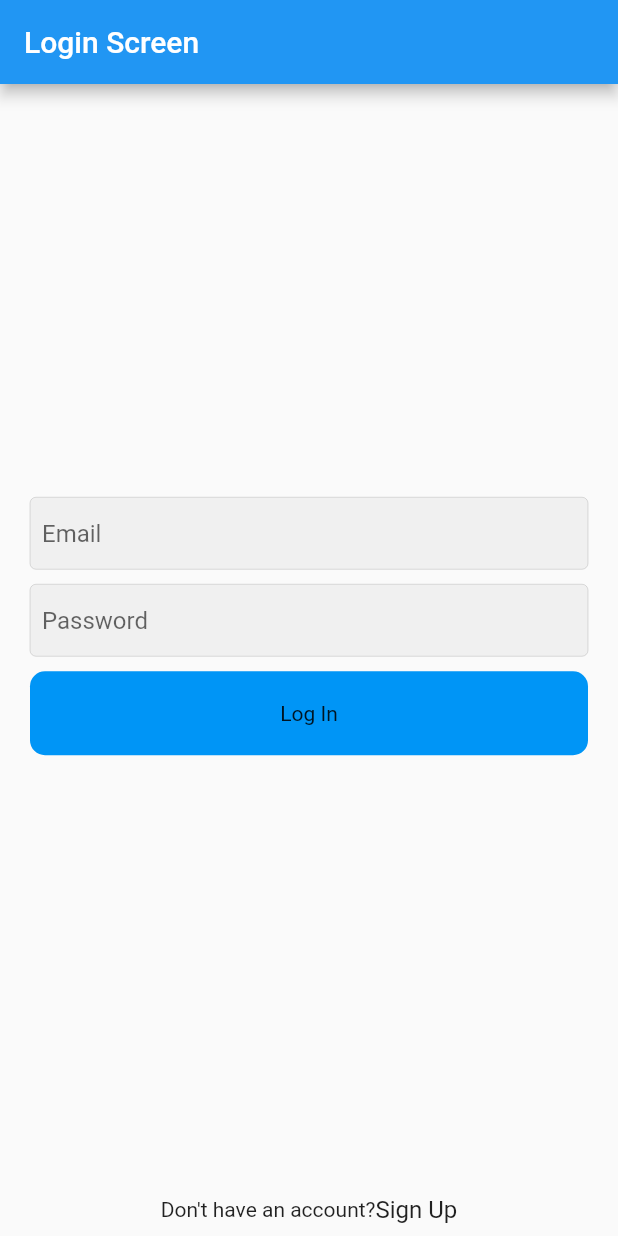
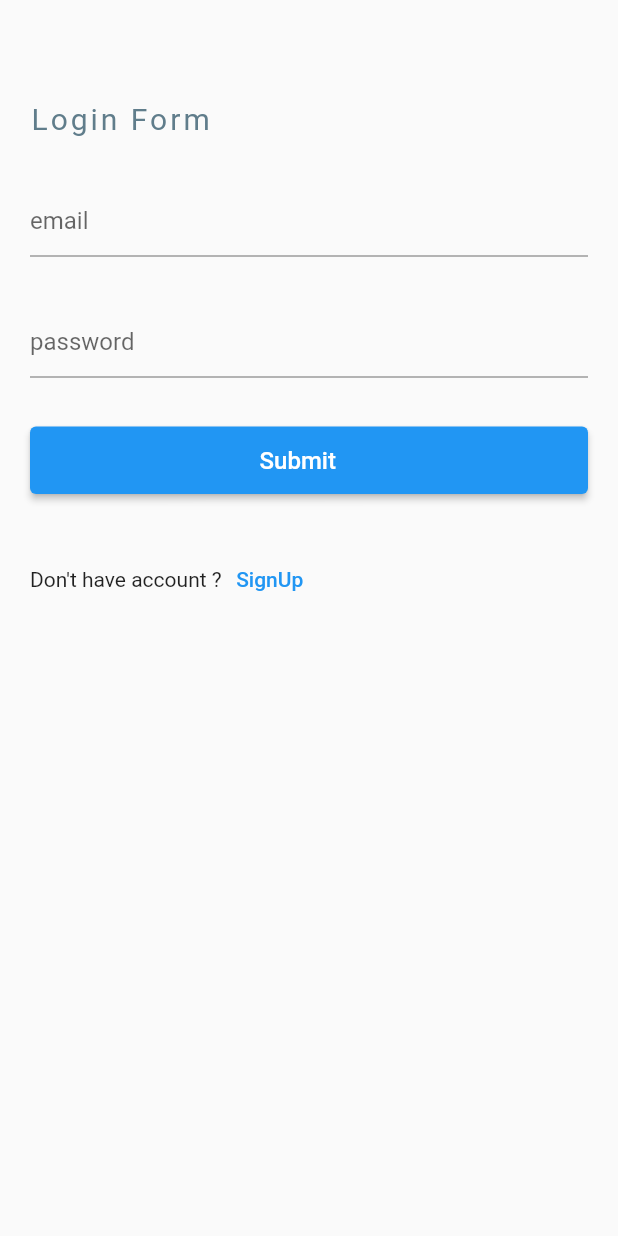
Before and after one commit to adeshpokhrel15/Instagram_clone, a Flutter app: the screen it shows after launch, on a phone screen of 412 x 824 dp. Run offline on Flutter 3.47's test engine with Material 2 defaults, Android fonts, the phone set to English and light mode, and no system bars; our stand-ins replace firebase_auth, firebase_core, flutter_riverpod; accounts and stored records are empty.

Commit message:
Log and Sign up form

```diff
--- /dev/null
+++ b/lib/Provider/login provider/login_provider.dart
@@ -0,0 +1,13 @@
+import 'package:flutter_riverpod/flutter_riverpod.dart';
+
+final loginProvider =
+    StateNotifierProvider<LoginProvider, bool>((ref) => LoginProvider());
+
+// This is the provider
+class LoginProvider extends StateNotifier<bool> {
+  LoginProvider() : super(true);
+
+  void toggle() {
+    state = !state;
+  }
+}
--- a/lib/common/app_common.dart
+++ b/lib/common/app_common.dart
@@ -1,4 +1,4 @@
 class AppCommon {
   static const imageInstagram =
-      'https://github.com/RivaanRanawat/instagram-flutter-clone/blob/master/assets/ic_instagram.svg';
+      'https://imgs.search.brave.com/-HPu_iP2QDbMmLgEcdFJ7q0-QqXEvbqACn0Lp01sX98/rs:fit:840:322:1/g:ce/aHR0cHM6Ly93d3cu/cG5nZmluZC5jb20v/cG5ncy9tLzItMjMx/ODBfaW5zdGFncmFt/LTEtbG9nby1wbmct/dHJhbnNwYXJlbnQt/aW5zdGFncmFtLW5h/bWUtbG9nby5wbmc';
 }
--- a/lib/features/home/login_screen.dart
+++ /dev/null
@@ -1,101 +0,0 @@
-import 'package:flutter/material.dart';
-import 'package:instagram_clone/features/users/widgets/text_field_input.dart';
-
-import '../../constant/app_constant/app_constant.dart';
-
-class LoginScreen extends StatelessWidget {
-  final mailController = TextEditingController();
-  final passwordController = TextEditingController();
-  final _form = GlobalKey<FormState>();
-  LoginScreen({super.key});
-
-  @override
-  Widget build(BuildContext context) {
-    return Scaffold(
-        appBar: AppBar(
-          title: const Text('Login Screen'),
-        ),
-        body: SafeArea(
-            child: Container(
-          padding: const EdgeInsets.symmetric(horizontal: 20),
-          width: double.infinity,
-          child: Column(
-            children: [
-              Flexible(
-                child: Container(),
-                flex: 2,
-              ),
-
-              //svg image
-              // Image.asset(
-              //   AppCommon.imageInstagram,
-              //   color: AppConstant.primaryColor,
-              //   height: 64,
-              // ),
-              // text field
-
-              TextFieldInput(
-                textEditingController: mailController,
-                hintText: 'Email',
-                textInputType: TextInputType.emailAddress,
-              ),
-              SizedBox(
-                height: 10,
-              ),
-              TextFieldInput(
-                textEditingController: passwordController,
-                hintText: 'Password',
-                textInputType: TextInputType.visiblePassword,
-                isPass: true,
-              ),
-              SizedBox(
-                height: 10,
-              ),
-              //button
-              InkWell(
-                child: Container(
-                  child: Text("Log In"),
-                  width: double.infinity,
-                  alignment: Alignment.center,
-                  padding: EdgeInsets.symmetric(vertical: 20),
-                  decoration: ShapeDecoration(
-                    shape: RoundedRectangleBorder(
-                      borderRadius: BorderRadius.circular(10),
-                    ),
-                    color: AppConstant.blueColor,
-                  ),
-                ),
-              ),
-              SizedBox(
-                height: 10,
-              ),
-              Flexible(
-                child: Container(),
-                flex: 2,
-              ),
-              Row(
-                mainAxisAlignment: MainAxisAlignment.center,
-                children: [
-                  Container(
-                    child: Text("Don't have an account?"),
-                    padding: EdgeInsets.symmetric(vertical: 8),
-                  ),
-                  GestureDetector(
-                    onTap: () {},
-                    child: Container(
-                      child: Text(
-                        "Sign Up",
-                        style: TextStyle(
-                          fontSize: 16,
-                        ),
-                      ),
-                      padding: EdgeInsets.symmetric(vertical: 8),
-                    ),
-                  ),
-                ],
-              )
-            ],
-          ),
-        )));
-  }
-}
--- a/lib/main.dart
+++ b/lib/main.dart
@@ -1,11 +1,14 @@
 import 'package:firebase_core/firebase_core.dart';
 import 'package:flutter/foundation.dart';
 import 'package:flutter/material.dart';
+import 'package:flutter/services.dart';
 import 'package:flutter_riverpod/flutter_riverpod.dart';
 import 'package:instagram_clone/utils/app.dart';
 
 void main() async {
   WidgetsFlutterBinding.ensureInitialized(); //initialization the binding
+  SystemChrome.setSystemUIOverlayStyle(
+      SystemUiOverlayStyle(statusBarColor: Colors.black));
   if (kIsWeb) {
     await Firebase.initializeApp(
         options: FirebaseOptions(
--- /dev/null
+++ b/lib/views/home/login_screen.dart
@@ -0,0 +1,158 @@
+import 'package:flutter/material.dart';
+import 'package:flutter_riverpod/flutter_riverpod.dart';
+
+import '../../Provider/login provider/login_provider.dart';
+
+class LoginScreen extends StatelessWidget {
+  final nameController = TextEditingController();
+  final mailController = TextEditingController();
+  final passwordController = TextEditingController();
+  final _form = GlobalKey<FormState>();
+
+  @override
+  Widget build(BuildContext context) {
+    return Scaffold(body: Consumer(builder: (context, ref, child) {
+      final isLogin = ref.watch(loginProvider);
+
+      return Form(
+          key: _form,
+          child: SingleChildScrollView(
+            child: Padding(
+              padding: const EdgeInsets.symmetric(horizontal: 20, vertical: 20),
+              child: Container(
+                height: isLogin ? 390 : 560,
+                child: Column(
+                  mainAxisAlignment: MainAxisAlignment.spaceBetween,
+                  crossAxisAlignment: CrossAxisAlignment.stretch,
+                  children: [
+                    SizedBox(
+                      height: 15,
+                    ),
+                    Text(
+                      isLogin ? 'Login Form' : 'SignUp Form',
+                      style: TextStyle(
+                          fontSize: 20,
+                          letterSpacing: 2,
+                          color: Colors.blueGrey),
+                    ),
+                    if (isLogin == false)
+                      TextFormField(
+                        controller: nameController,
+                        textCapitalization: TextCapitalization.words,
+                        validator: (val) {
+                          if (val!.isEmpty) {
+                            return 'username is required';
+                          }
+                          if (val.length > 30) {
+                            return 'maximum user length is 30';
+                          }
+                          return null;
+                        },
+                        decoration: InputDecoration(hintText: 'username'),
+                      ),
+                    TextFormField(
+                      keyboardType: TextInputType.emailAddress,
+                      validator: (val) {
+                        if (val!.isEmpty) {
+                          return 'email is required';
+                        }
+                        if (!val.contains('@')) {
+                          return 'please provide valid email address';
+                        }
+                        return null;
+                      },
+                      controller: mailController,
+                      decoration: InputDecoration(hintText: 'email'),
+                    ),
+                    TextFormField(
+                      controller: passwordController,
+                      validator: (val) {
+                        if (val!.isEmpty) {
+                          return 'password is required';
+                        }
+                        if (val.length > 20) {
+                          return 'maximum password length is 20';
+                        }
+                        return null;
+                      },
+                      obscureText: true,
+                      decoration: InputDecoration(hintText: 'password'),
+                    ),
+                    Container(
+                      height: 45,
+                      child: ElevatedButton(
+                        onPressed: () async {
+                          _form.currentState!.save();
+
+                          FocusScope.of(context).unfocus();
+                          if (_form.currentState!.validate()) {
+                            // if (isLogin) {
+                            //   final response = await ref
+                            //       .read(logSignProvider)
+                            //       .Login(
+                            //         email: mailController.text.trim(),
+                            //         password: passwordController.text.trim(),
+                            //       );
+
+                            // if (response != 'success') {
+                            //   ref.read(loginProvider.notifier).toggle();
+                            //   Get.showSnackbar(GetSnackBar(
+                            //     duration: Duration(seconds: 1),
+                            //     title: 'some error occurred',
+                            //     message: response,
+                            //   ));
+                            // }
+                            // } else {
+                            //   final response = await ref
+                            //       .read(logSignProvider)
+                            //       .signUp(
+                            //         userName: nameController.text.trim(),
+                            //         email: mailController.text.trim(),
+                            //         password: passwordController.text.trim(),
+                            //       );
+
+                            //   if (response != 'success') {
+                            //     ref.read(loginProvider.notifier).toggle();
+                            //     Get.showSnackbar(GetSnackBar(
+                            //       duration: Duration(seconds: 1),
+                            //       title: 'some error occurred',
+                            //       message: response,
+                            //     ));
+                            //   }
+                            // }
+                          }
+                        },
+                        child: Row(
+                          mainAxisAlignment: MainAxisAlignment.center,
+                          children: [
+                            Text(
+                              'Submit',
+                              style: TextStyle(fontSize: 16),
+                            ),
+                            SizedBox(
+                              width: 15,
+                            ),
+                          ],
+                        ),
+                      ),
+                    ),
+                    Row(
+                      children: [
+                        Text(isLogin
+                            ? 'Don\'t have account ?'
+                            : 'Already have an account ?'),
+                        TextButton(
+                            onPressed: () {
+                              ref.read(loginProvider.notifier).toggle();
+                            },
+                            child: Text(isLogin ? 'SignUp' : 'Login'))
+                      ],
+                    ),
+                  ],
+                ),
+              ),
+            ),
+          ));
+    }));
+  }
+}
--- a/lib/views/status check/status_check.dart
+++ b/lib/views/status check/status_check.dart
@@ -1,7 +1,7 @@
 import 'package:flutter/material.dart';
 import 'package:flutter_riverpod/flutter_riverpod.dart';
-import 'package:instagram_clone/core/authentication/auth_provider.dart';
-import 'package:instagram_clone/features/home/login_screen.dart';
+import 'package:instagram_clone/Provider/authentication/auth_provider.dart';
+import 'package:instagram_clone/views/home/login_screen.dart';
 
 import '../main screen/main_screen.dart';
 
```
Also changed, not shown: lib/Provider/authentication/auth_provider.dart (renamed from lib/core/authentication/auth_provider.dart).
